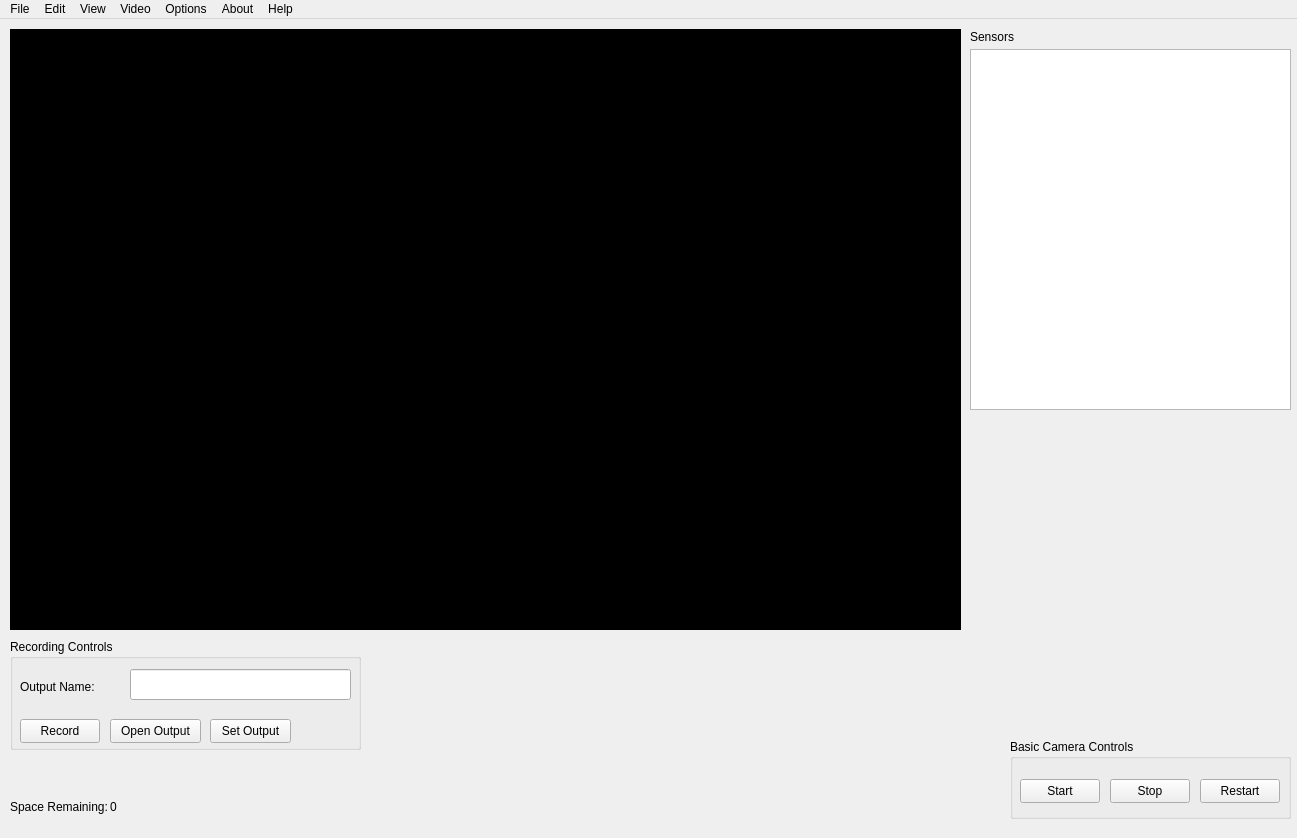
Old version of the form AtmosphericSensorSystem/MainWindow.ui in the repository m-riley04/ModularSensorSystem.
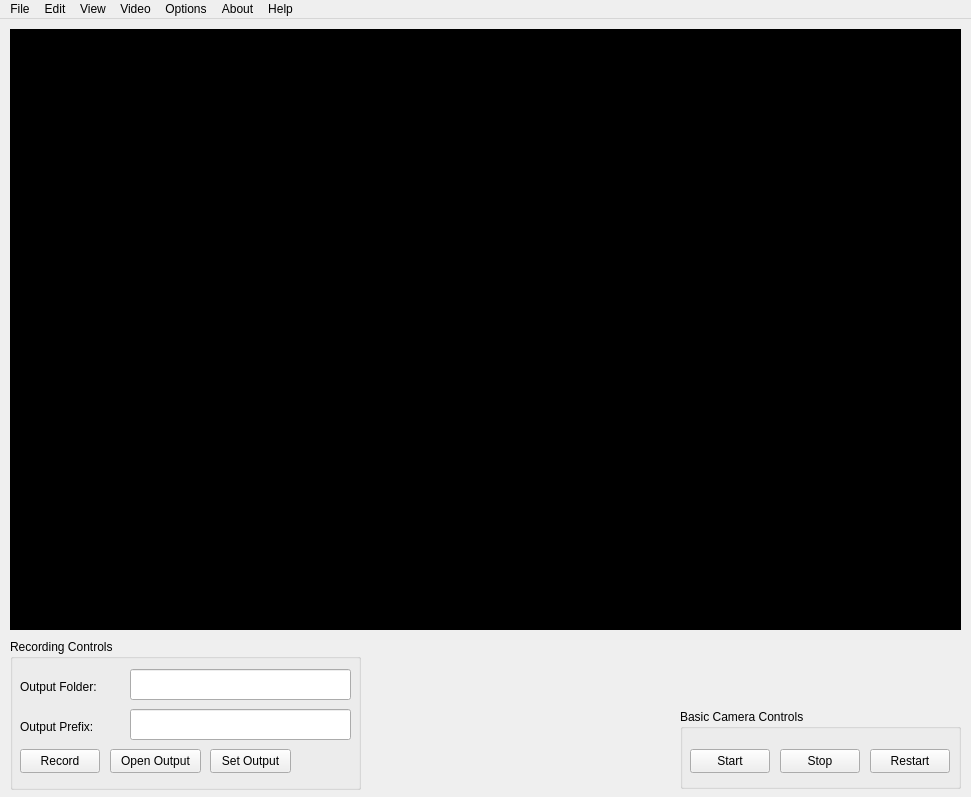
New version of the form.

What changed in the file:
```diff
--- a/AtmosphericSensorSystem/MainWindow.ui
+++ b/AtmosphericSensorSystem/MainWindow.ui
@@ -6,40 +6,14 @@
    <rect>
     <x>0</x>
     <y>0</y>
-    <width>1297</width>
-    <height>838</height>
+    <width>971</width>
+    <height>797</height>
    </rect>
   </property>
   <property name="windowTitle">
    <string>MainWindow</string>
   </property>
   <widget class="QWidget" name="centralWidget">
-   <widget class="QLabel" name="label">
-    <property name="geometry">
-     <rect>
-      <x>10</x>
-      <y>780</y>
-      <width>101</width>
-      <height>16</height>
-     </rect>
-    </property>
-    <property name="text">
-     <string>Space Remaining:</string>
-    </property>
-   </widget>
-   <widget class="QLabel" name="labelSpaceRemaining">
-    <property name="geometry">
-     <rect>
-      <x>110</x>
-      <y>780</y>
-      <width>101</width>
-      <height>16</height>
-     </rect>
-    </property>
-    <property name="text">
-     <string>0</string>
-    </property>
-   </widget>
    <widget class="QLabel" name="video">
     <property name="geometry">
      <rect>
@@ -56,34 +30,11 @@
      <string/>
     </property>
    </widget>
-   <widget class="QListWidget" name="sensorsList">
-    <property name="geometry">
-     <rect>
-      <x>970</x>
-      <y>30</y>
-      <width>321</width>
-      <height>361</height>
-     </rect>
-    </property>
-   </widget>
-   <widget class="QLabel" name="label_2">
-    <property name="geometry">
-     <rect>
-      <x>970</x>
-      <y>10</y>
-      <width>101</width>
-      <height>16</height>
-     </rect>
-    </property>
-    <property name="text">
-     <string>Sensors</string>
-    </property>
-   </widget>
    <widget class="QGroupBox" name="groupBox">
     <property name="geometry">
      <rect>
-      <x>1010</x>
-      <y>720</y>
+      <x>680</x>
+      <y>690</y>
       <width>281</width>
       <height>80</height>
      </rect>
@@ -137,7 +88,7 @@
       <x>10</x>
       <y>620</y>
       <width>351</width>
-      <height>111</height>
+      <height>151</height>
      </rect>
     </property>
     <property name="title">
@@ -147,7 +98,7 @@
      <property name="geometry">
       <rect>
        <x>10</x>
-       <y>80</y>
+       <y>110</y>
        <width>80</width>
        <height>24</height>
       </rect>
@@ -160,7 +111,7 @@
      <property name="geometry">
       <rect>
        <x>100</x>
-       <y>80</y>
+       <y>110</y>
        <width>91</width>
        <height>24</height>
       </rect>
@@ -173,7 +124,7 @@
      <property name="geometry">
       <rect>
        <x>200</x>
-       <y>80</y>
+       <y>110</y>
        <width>81</width>
        <height>24</height>
       </rect>
@@ -182,6 +133,42 @@
       <string>Set Output</string>
      </property>
     </widget>
+    <widget class="QLineEdit" name="outputPrefixLineEdit">
+     <property name="geometry">
+      <rect>
+       <x>120</x>
+       <y>70</y>
+       <width>221</width>
+       <height>31</height>
+      </rect>
+     </property>
+    </widget>
+    <widget class="QLabel" name="label_3">
+     <property name="geometry">
+      <rect>
+       <x>10</x>
+       <y>80</y>
+       <width>101</width>
+       <height>16</height>
+      </rect>
+     </property>
+     <property name="text">
+      <string>Output Prefix:</string>
+     </property>
+    </widget>
+    <widget class="QLabel" name="label_4">
+     <property name="geometry">
+      <rect>
+       <x>10</x>
+       <y>40</y>
+       <width>101</width>
+       <height>16</height>
+      </rect>
+     </property>
+     <property name="text">
+      <string>Output Folder:</string>
+     </property>
+    </widget>
     <widget class="QLineEdit" name="outputLineEdit">
      <property name="geometry">
       <rect>
@@ -192,19 +179,6 @@
       </rect>
      </property>
     </widget>
-    <widget class="QLabel" name="label_3">
-     <property name="geometry">
-      <rect>
-       <x>10</x>
-       <y>40</y>
-       <width>101</width>
-       <height>16</height>
-      </rect>
-     </property>
-     <property name="text">
-      <string>Output Name:</string>
-     </property>
-    </widget>
    </widget>
   </widget>
   <widget class="QMenuBar" name="menuBar">
@@ -212,7 +186,7 @@
     <rect>
      <x>0</x>
      <y>0</y>
-     <width>1297</width>
+     <width>971</width>
      <height>21</height>
     </rect>
    </property>
```
